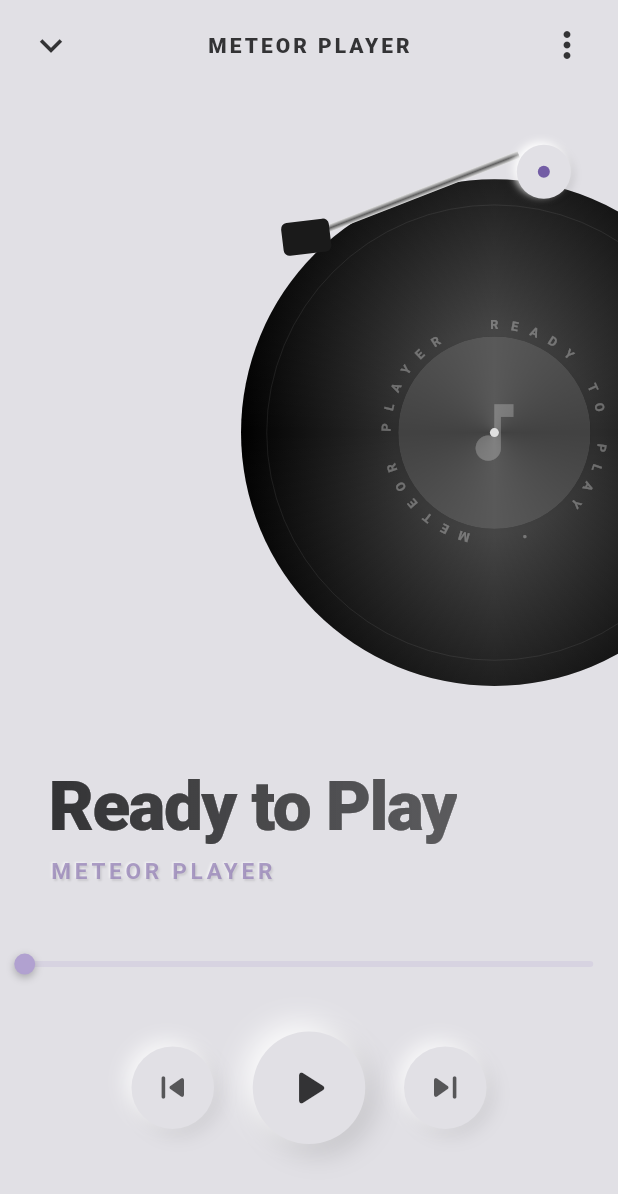
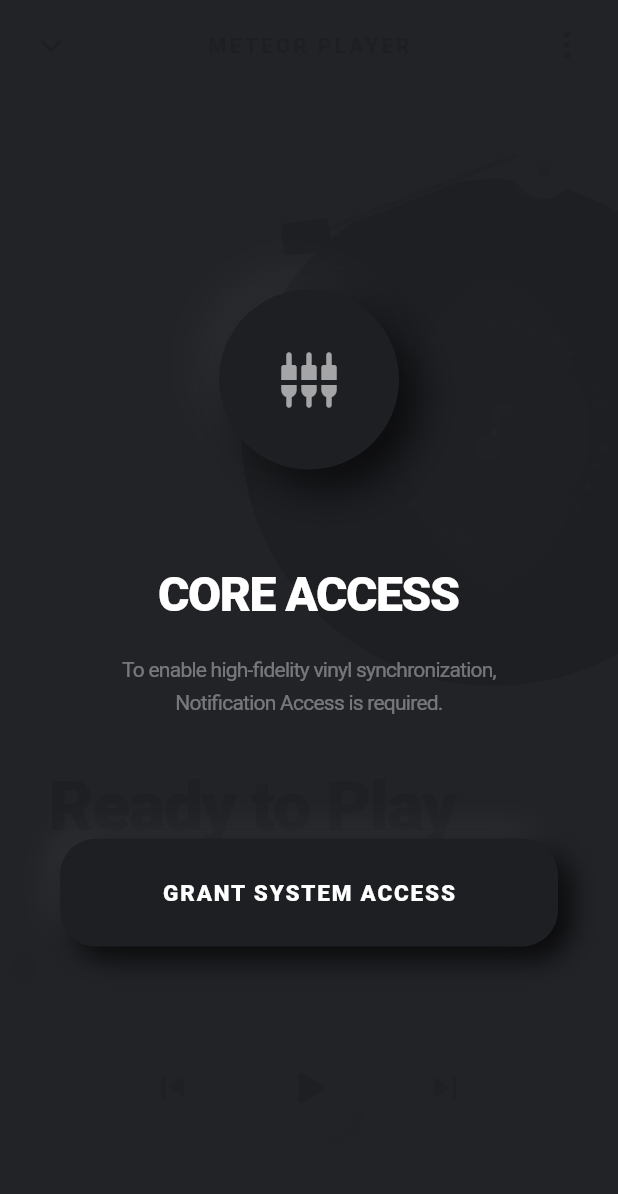
Before and after one commit to jjaez7/meteor_player, a Flutter app: the screen it shows after launch, on a phone screen of 412 x 824 dp. Shown: the top 1194 px of the screen. Run offline on Flutter 3.47's test engine with Material 3 defaults, Android fonts, the light colour scheme and no system bars; drawn by our look-alikes of marquee; our stand-ins replace audio_service, flutter_colorpicker, palette_generator, shared_preferences; missing offline and left inert: notification_listener_service; Roboto replaces fonts that are missing (Pretendard, sans-serif-light).

Commit message:
알림 접근 허용창 제작 확인 및 버그 수정

```diff
--- a/lib/main.dart
+++ b/lib/main.dart
@@ -1,6 +1,7 @@
 import 'package:flutter/material.dart';
 import 'package:flutter/services.dart';
 import 'package:audio_service/audio_service.dart';
+import 'package:mp_design/permission_guard.dart';
 import 'player_screen.dart';
 
 late MyAudioHandler audioHandler;
@@ -66,6 +67,15 @@
     // 2. 네이티브로부터의 상태 업데이트를 구독하여 audioHandler의 메타데이터 갱신
     _statusChannel.receiveBroadcastStream().listen((data) {
       final mediaData = Map<String, dynamic>.from(data);
+      final bool isPlaying = mediaData['isPlaying'] ?? false;
+
+      playbackState.add(playbackState.value.copyWith(
+        playing: isPlaying,
+        updatePosition: Duration(milliseconds: mediaData['position'] as int),
+        bufferedPosition: Duration(milliseconds: mediaData['position'] as int),
+        // 재생 중이 아닐 때는 속도를 0.0으로, 재생 중일 때는 1.0으로 설정
+        speed: isPlaying ? 1.0 : 0.0,
+      ));
 
       // 현재 재생 정보를 audio_service 내부 상태로 동기화 (선택 사항이지만 권장)
       mediaItem.add(
@@ -114,7 +124,9 @@
           bodyMedium: TextStyle(letterSpacing: -0.5),
         ),
       ),
-      home: const VinylPlayerScreen(),
+      home: PermissionGuard(
+        child: const VinylPlayerScreen(),
+      ),
     );
   }
 }
--- /dev/null
+++ b/lib/permission_guard.dart
@@ -0,0 +1,234 @@
+import 'package:flutter/material.dart';
+import 'package:notification_listener_service/notification_listener_service.dart';
+
+class PermissionGuard extends StatefulWidget {
+  final Widget child;
+
+  const PermissionGuard({super.key, required this.child});
+
+  @override
+  State<PermissionGuard> createState() => _PermissionGuardState();
+}
+
+class _PermissionGuardState extends State<PermissionGuard> with WidgetsBindingObserver {
+  bool _isPermissionGranted = true;
+
+  // 🎨 Neumorphic Base Color
+  final Color _baseColor = const Color(0xFF1E1F23);
+
+  @override
+  void initState() {
+    super.initState();
+    WidgetsBinding.instance.addObserver(this);
+    // Initial check on app launch
+    _checkPermission(isInitial: true);
+  }
+
+  @override
+  void dispose() {
+    WidgetsBinding.instance.removeObserver(this);
+    super.dispose();
+  }
+
+  @override
+  void didChangeAppLifecycleState(AppLifecycleState state) {
+    // Re-check permission when user returns to the app from settings
+    if (state == AppLifecycleState.resumed) {
+      _checkPermission();
+    }
+  }
+
+  Future<void> _checkPermission({bool isInitial = false}) async {
+    try {
+      final bool status = await NotificationListenerService.isPermissionGranted();
+
+      if (_isPermissionGranted != status) {
+        setState(() => _isPermissionGranted = status);
+
+        // Show welcome toast when permission is newly granted
+        if (status) {
+          _showWelcomeToast();
+        }
+      } else if (isInitial && status) {
+        // If permission is already granted on launch, show toast after a short delay
+        Future.delayed(const Duration(seconds: 1), () => _showWelcomeToast());
+      }
+    } catch (e) {
+      debugPrint("Access Sync Error: $e");
+    }
+  }
+
+  // ✨ Neumorphic Welcome Toast
+  void _showWelcomeToast() {
+    if (!mounted) return;
+
+    ScaffoldMessenger.of(context).showSnackBar(
+      SnackBar(
+        backgroundColor: Colors.transparent,
+        elevation: 0,
+        behavior: SnackBarBehavior.floating,
+        margin: const EdgeInsets.only(bottom: 30, left: 20, right: 20),
+        content: Container(
+          padding: const EdgeInsets.symmetric(horizontal: 24, vertical: 18),
+          decoration: BoxDecoration(
+            color: _baseColor,
+            borderRadius: BorderRadius.circular(20),
+            boxShadow: [
+              BoxShadow(
+                color: Colors.black.withValues(alpha: 0.6),
+                offset: const Offset(6, 6),
+                blurRadius: 12,
+              ),
+              BoxShadow(
+                color: Colors.white.withValues(alpha: 0.05),
+                offset: const Offset(-6, -6),
+                blurRadius: 12,
+              ),
+            ],
+          ),
+          child: Row(
+            children: [
+              const Icon(Icons.auto_awesome, color: Colors.white, size: 20),
+              const SizedBox(width: 16),
+              Expanded(
+                child: Column(
+                  crossAxisAlignment: CrossAxisAlignment.start,
+                  mainAxisSize: MainAxisSize.min,
+                  children: [
+                    const Text(
+                      "WELCOME, BETA TESTER",
+                      style: TextStyle(
+                        color: Colors.white,
+                        fontSize: 12,
+                        fontWeight: FontWeight.w900,
+                        letterSpacing: 1.2,
+                      ),
+                    ),
+                    Text(
+                      "Thank you for joining Meteor Player.",
+                      style: TextStyle(
+                        color: Colors.white.withValues(alpha: 0.4),
+                        fontSize: 11,
+                      ),
+                    ),
+                  ],
+                ),
+              ),
+            ],
+          ),
+        ),
+        duration: const Duration(seconds: 3),
+      ),
+    );
+  }
+
+  @override
+  Widget build(BuildContext context) {
+    return Scaffold(
+      backgroundColor: _baseColor,
+      body: Stack(
+        children: [
+          // Background content (Vinyl Player)
+          widget.child,
+
+          // Permission Overlay Layer
+          if (!_isPermissionGranted)
+            Container(
+              width: double.infinity,
+              height: double.infinity,
+              color: _baseColor.withValues(alpha: 0.98),
+              padding: const EdgeInsets.symmetric(horizontal: 40),
+              child: Column(
+                mainAxisAlignment: MainAxisAlignment.center,
+                children: [
+                  // --- Neumorphic Icon Shield ---
+                  Container(
+                    width: 120,
+                    height: 120,
+                    decoration: BoxDecoration(
+                      color: _baseColor,
+                      shape: BoxShape.circle,
+                      boxShadow: [
+                        BoxShadow(
+                          color: Colors.black.withValues(alpha: 0.7),
+                          offset: const Offset(12, 12),
+                          blurRadius: 24,
+                        ),
+                        BoxShadow(
+                          color: Colors.white.withValues(alpha: 0.04),
+                          offset: const Offset(-12, -12),
+                          blurRadius: 24,
+                        ),
+                      ],
+                    ),
+                    child: const Icon(
+                      Icons.settings_input_component_rounded,
+                      color: Colors.white60,
+                      size: 40,
+                    ),
+                  ),
+                  const SizedBox(height: 60),
+                  const Text(
+                    "CORE ACCESS",
+                    style: TextStyle(
+                      color: Colors.white,
+                      fontSize: 32,
+                      fontWeight: FontWeight.w900,
+                      letterSpacing: -1.0,
+                    ),
+                  ),
+                  const SizedBox(height: 16),
+                  const Text(
+                    "To enable high-fidelity vinyl synchronization,\nNotification Access is required.",
+                    textAlign: TextAlign.center,
+                    style: TextStyle(
+                      color: Colors.white38,
+                      fontSize: 14,
+                      height: 1.6,
+                    ),
+                  ),
+                  const SizedBox(height: 80),
+                  // --- Neumorphic Button ---
+                  GestureDetector(
+                    onTap: () async {
+                      await NotificationListenerService.requestPermission();
+                    },
+                    child: Container(
+                      width: double.infinity,
+                      height: 72,
+                      decoration: BoxDecoration(
+                        color: _baseColor,
+                        borderRadius: BorderRadius.circular(24),
+                        boxShadow: [
+                          BoxShadow(
+                            color: Colors.black.withValues(alpha: 0.8),
+                            offset: const Offset(8, 8),
+                            blurRadius: 16,
+                          ),
+                          BoxShadow(
+                            color: Colors.white.withValues(alpha: 0.05),
+                            offset: const Offset(-8, -8),
+                            blurRadius: 16,
+                          ),
+                        ],
+                      ),
+                      alignment: Alignment.center,
+                      child: const Text(
+                        "GRANT SYSTEM ACCESS",
+                        style: TextStyle(
+                          color: Colors.white,
+                          fontSize: 15,
+                          fontWeight: FontWeight.w800,
+                          letterSpacing: 1.2,
+                        ),
+                      ),
+                    ),
+                  ),
+                ],
+              ),
+            ),
+        ],
+      ),
+    );
+  }
+}
```
Also changed, not shown: lib/player_screen.dart (+68 -20 lines), 1 other file.
